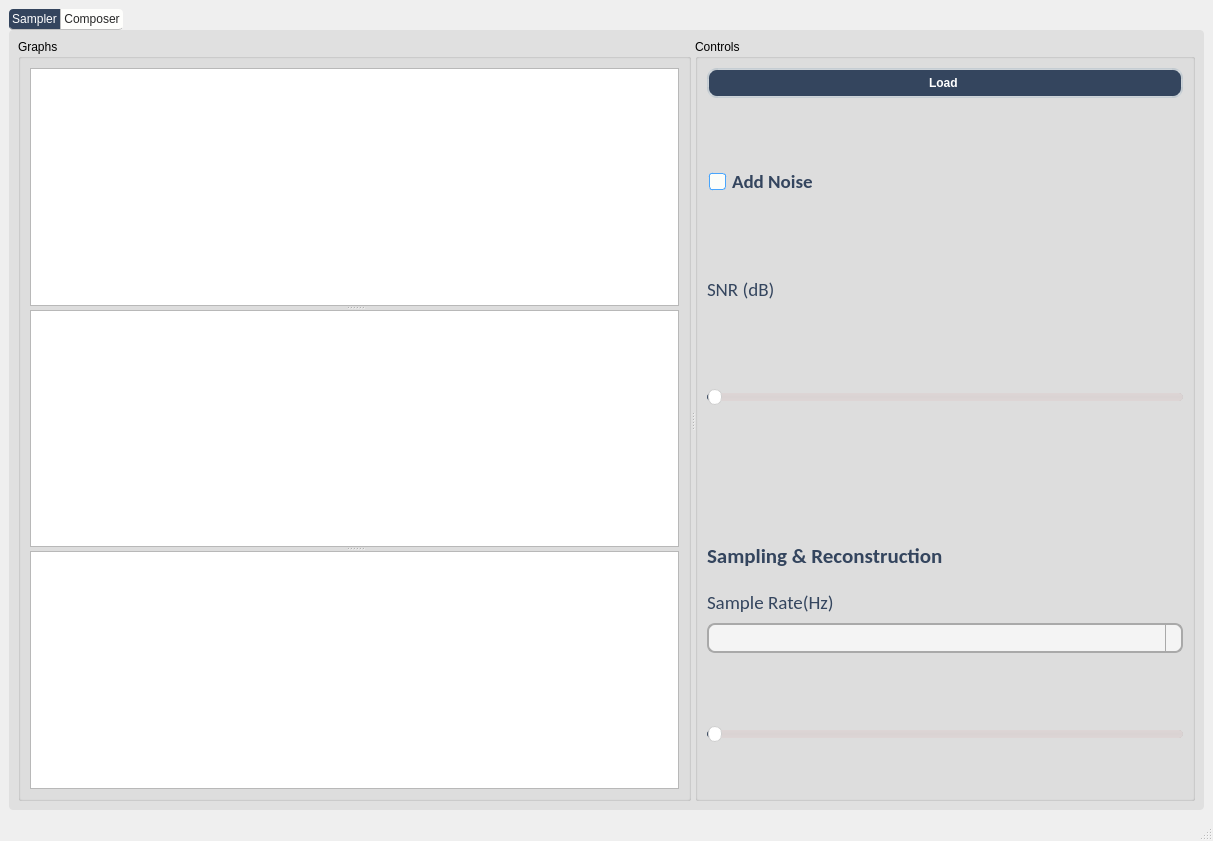
Qt form Sampling_Studio.ui (malaknasser812/SBME_DSP_SignalReconstruction) before a commit.
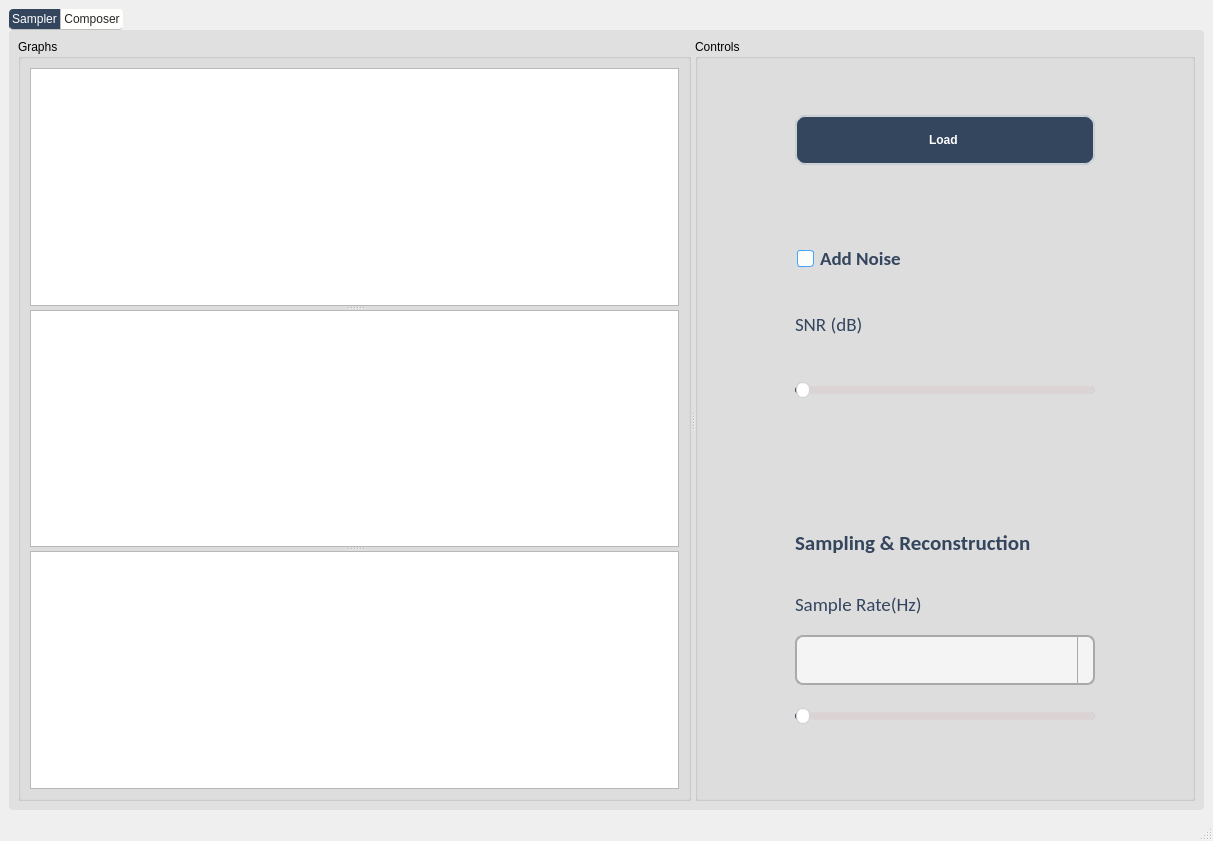
The same form after that commit. The open tabs and pages were chosen to show the change. Icons and pictures are not drawn. Custom widgets are drawn as their Qt base class.

Commit message: updated ui_from farah

The edit to the form file:
```diff
--- a/Sampling_Studio.ui
+++ b/Sampling_Studio.ui
@@ -494,20 +494,124 @@
            <layout class="QGridLayout" name="gridLayout_4">
             <item row="0" column="0">
              <layout class="QGridLayout" name="gridLayout_2">
-              <item row="1" column="0">
+              <property name="sizeConstraint">
+               <enum>QLayout::SetDefaultConstraint</enum>
+              </property>
+              <item row="3" column="0">
+               <layout class="QVBoxLayout" name="verticalLayout_2">
+                <item>
+                 <widget class="QLabel" name="label_2">
+                  <property name="minimumSize">
+                   <size>
+                    <width>300</width>
+                    <height>60</height>
+                   </size>
+                  </property>
+                  <property name="maximumSize">
+                   <size>
+                    <width>300</width>
+                    <height>60</height>
+                   </size>
+                  </property>
+                  <property name="font">
+                   <font>
+                    <family>Calibri</family>
+                    <pointsize>16</pointsize>
+                    <weight>75</weight>
+                    <bold>true</bold>
+                   </font>
+                  </property>
+                  <property name="text">
+                   <string>Sampling &amp; Reconstruction</string>
+                  </property>
+                 </widget>
+                </item>
+                <item>
+                 <widget class="QLabel" name="label_3">
+                  <property name="minimumSize">
+                   <size>
+                    <width>300</width>
+                    <height>50</height>
+                   </size>
+                  </property>
+                  <property name="maximumSize">
+                   <size>
+                    <width>300</width>
+                    <height>50</height>
+                   </size>
+                  </property>
+                  <property name="font">
+                   <font>
+                    <family>Calibri</family>
+                    <pointsize>14</pointsize>
+                   </font>
+                  </property>
+                  <property name="text">
+                   <string>Sample Rate(Hz)</string>
+                  </property>
+                 </widget>
+                </item>
+                <item>
+                 <widget class="QComboBox" name="sample_rate_comboBox">
+                  <property name="minimumSize">
+                   <size>
+                    <width>300</width>
+                    <height>50</height>
+                   </size>
+                  </property>
+                  <property name="maximumSize">
+                   <size>
+                    <width>300</width>
+                    <height>50</height>
+                   </size>
+                  </property>
+                  <property name="styleSheet">
+                   <string notr="true">border: 2px solid darkgray;</string>
+                  </property>
+                 </widget>
+                </item>
+                <item>
+                 <widget class="QSlider" name="freq_slider">
+                  <property name="minimumSize">
+                   <size>
+                    <width>300</width>
+                    <height>50</height>
+                   </size>
+                  </property>
+                  <property name="maximumSize">
+                   <size>
+                    <width>300</width>
+                    <height>50</height>
+                   </size>
+                  </property>
+                  <property name="styleSheet">
+                   <string notr="true"> QSlider::sub-page {
+    border: 1px transparent;
+    background-color: #34455e; /* Change the background color to #34455e */
+    border-radius: 4px;
+}</string>
+                  </property>
+                  <property name="orientation">
+                   <enum>Qt::Horizontal</enum>
+                  </property>
+                 </widget>
+                </item>
+               </layout>
+              </item>
+              <item row="2" column="0">
                <layout class="QVBoxLayout" name="verticalLayout">
                 <item>
                  <widget class="QCheckBox" name="add_noise_checkbox">
                   <property name="minimumSize">
                    <size>
                     <width>300</width>
-                    <height>50</height>
+                    <height>60</height>
                    </size>
                   </property>
                   <property name="maximumSize">
                    <size>
                     <width>300</width>
-                    <height>50</height>
+                    <height>60</height>
                    </size>
                   </property>
                   <property name="font">
@@ -541,13 +645,13 @@
                   <property name="minimumSize">
                    <size>
                     <width>300</width>
-                    <height>50</height>
+                    <height>60</height>
                    </size>
                   </property>
                   <property name="maximumSize">
                    <size>
                     <width>300</width>
-                    <height>50</height>
+                    <height>60</height>
                    </size>
                   </property>
                   <property name="font">
@@ -568,13 +672,13 @@
                   <property name="minimumSize">
                    <size>
                     <width>300</width>
-                    <height>50</height>
+                    <height>60</height>
                    </size>
                   </property>
                   <property name="maximumSize">
                    <size>
-                    <width>16777215</width>
-                    <height>50</height>
+                    <width>300</width>
+                    <height>60</height>
                    </size>
                   </property>
                   <property name="styleSheet">
@@ -590,17 +694,17 @@
                  </widget>
                 </item>
                 <item>
-                 <spacer name="horizontalSpacer_2">
+                 <spacer name="verticalSpacer_2">
                   <property name="orientation">
-                   <enum>Qt::Horizontal</enum>
+                   <enum>Qt::Vertical</enum>
                   </property>
                   <property name="sizeType">
                    <enum>QSizePolicy::Fixed</enum>
                   </property>
                   <property name="sizeHint" stdset="0">
                    <size>
-                    <width>400</width>
-                    <height>50</height>
+                    <width>20</width>
+                    <height>40</height>
                    </size>
                   </property>
                  </spacer>
@@ -612,13 +716,13 @@
                 <property name="minimumSize">
                  <size>
                   <width>300</width>
-                  <height>0</height>
+                  <height>50</height>
                  </size>
                 </property>
                 <property name="maximumSize">
                  <size>
-                  <width>500</width>
-                  <height>30</height>
+                  <width>300</width>
+                  <height>50</height>
                  </size>
                 </property>
                 <property name="font">
@@ -649,126 +753,21 @@
                 </property>
                </widget>
               </item>
-              <item row="3" column="0">
-               <layout class="QVBoxLayout" name="verticalLayout_2">
-                <item>
-                 <widget class="QLabel" name="label_2">
-                  <property name="minimumSize">
-                   <size>
-                    <width>0</width>
-                    <height>50</height>
-                   </size>
-                  </property>
-                  <property name="maximumSize">
-                   <size>
-                    <width>16777215</width>
-                    <height>50</height>
-                   </size>
-                  </property>
-                  <property name="font">
-                   <font>
-                    <family>Calibri</family>
-                    <pointsize>16</pointsize>
-                    <weight>75</weight>
-                    <bold>true</bold>
-                   </font>
-                  </property>
-                  <property name="text">
-                   <string>Sampling &amp; Reconstruction</string>
-                  </property>
-                 </widget>
-                </item>
-                <item>
-                 <widget class="QLabel" name="label_3">
-                  <property name="maximumSize">
-                   <size>
-                    <width>16777215</width>
-                    <height>50</height>
-                   </size>
-                  </property>
-                  <property name="font">
-                   <font>
-                    <family>Calibri</family>
-                    <pointsize>14</pointsize>
-                   </font>
-                  </property>
-                  <property name="text">
-                   <string>Sample Rate(Hz)</string>
-                  </property>
-                 </widget>
-                </item>
-                <item>
-                 <widget class="QComboBox" name="sample_rate_comboBox">
-                  <property name="maximumSize">
-                   <size>
-                    <width>16777215</width>
-                    <height>30</height>
-                   </size>
-                  </property>
-                  <property name="styleSheet">
-                   <string notr="true">border: 2px solid darkgray;</string>
-                  </property>
-                 </widget>
-                </item>
-                <item>
-                 <spacer name="verticalSpacer">
-                  <property name="orientation">
-                   <enum>Qt::Vertical</enum>
-                  </property>
-                  <property name="sizeType">
-                   <enum>QSizePolicy::Fixed</enum>
-                  </property>
-                  <property name="sizeHint" stdset="0">
-                   <size>
-                    <width>20</width>
-                    <height>40</height>
-                   </size>
-                  </property>
-                 </spacer>
-                </item>
-                <item>
-                 <widget class="QSlider" name="freq_slider">
-                  <property name="minimumSize">
-                   <size>
-                    <width>0</width>
-                    <height>50</height>
-                   </size>
-                  </property>
-                  <property name="maximumSize">
-                   <size>
-                    <width>16777215</width>
-                    <height>30</height>
-                   </size>
-                  </property>
-                  <property name="styleSheet">
-                   <string notr="true"> QSlider::sub-page {
-    border: 1px transparent;
-    background-color: #34455e; /* Change the background color to #34455e */
-    border-radius: 4px;
-}</string>
-                  </property>
-                  <property name="orientation">
-                   <enum>Qt::Horizontal</enum>
-                  </property>
-                 </widget>
-                </item>
-                <item>
-                 <spacer name="verticalSpacer_2">
-                  <property name="orientation">
-                   <enum>Qt::Vertical</enum>
-                  </property>
-                  <property name="sizeType">
-                   <enum>QSizePolicy::Fixed</enum>
-                  </property>
-                  <property name="sizeHint" stdset="0">
-                   <size>
-                    <width>20</width>
-                    <height>40</height>
-                   </size>
-                  </property>
-                 </spacer>
-                </item>
-               </layout>
+              <item row="1" column="0">
+               <spacer name="horizontalSpacer">
+                <property name="orientation">
+                 <enum>Qt::Horizontal</enum>
+                </property>
+                <property name="sizeType">
+                 <enum>QSizePolicy::Fixed</enum>
+                </property>
+                <property name="sizeHint" stdset="0">
+                 <size>
+                  <width>300</width>
+                  <height>10</height>
+                 </size>
+                </property>
+               </spacer>
               </item>
              </layout>
             </item>
```
Left out of the diff: 2 changed lines with no effect on the pictures.
